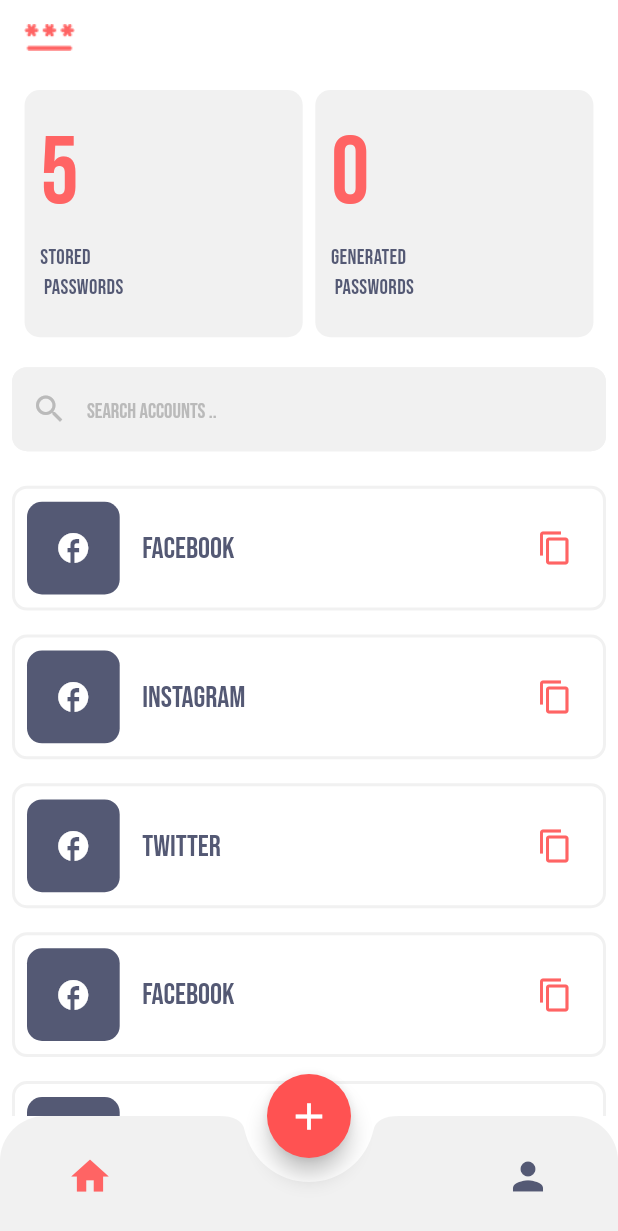
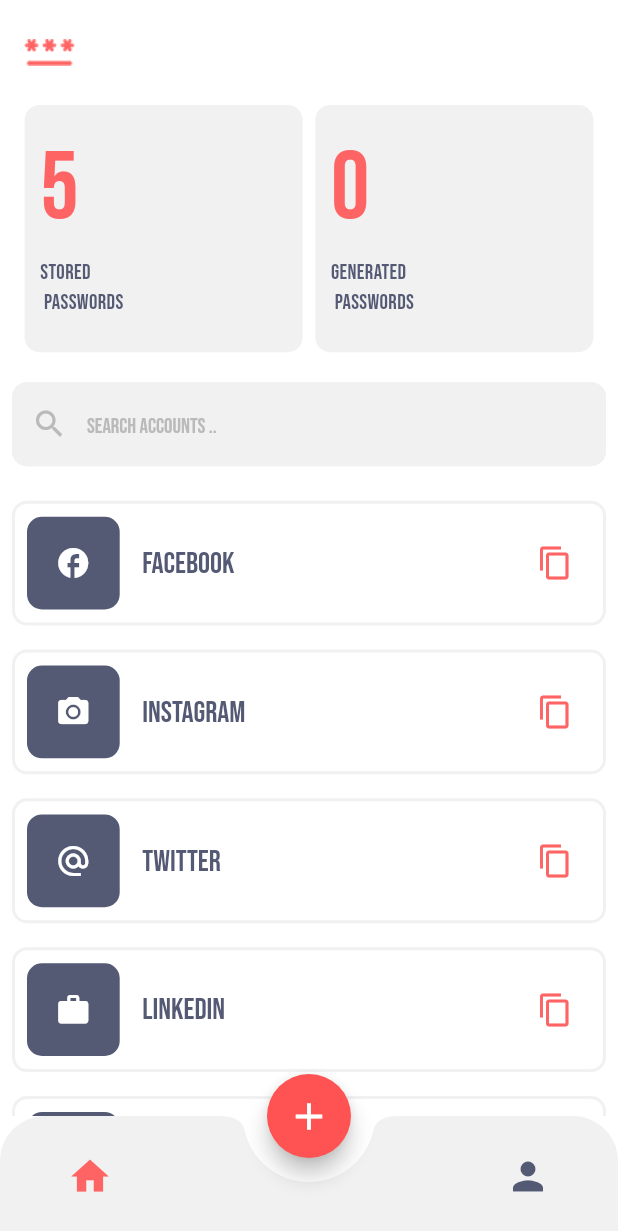
Before and after one commit to fatmakhadidja/One-Pass, a Flutter app: the HomeScreen screen opened by its route, on a phone screen of 412 x 824 dp. Shown: the top 1231 px of the screen. Run offline on Flutter 3.47's test engine with Material 3 defaults, Android fonts, the phone set to English and light mode, and no system bars; our stand-ins replace loading_indicator, shared_preferences, sqflite; accounts and stored records are empty.

Commit message:
Fixed navigation between profile page and home page

```diff
--- a/passwords_manager/lib/screens/homescreen.dart
+++ b/passwords_manager/lib/screens/homescreen.dart
@@ -2,6 +2,7 @@
 import 'package:passwords_manager/theme/theme_constants.dart';
 import '../core/utils.dart';
 import 'package:passwords_manager/main.dart';
+import 'package:passwords_manager/screens/profile.dart';
 
 class HomeScreen extends StatefulWidget {
   const HomeScreen({super.key});
@@ -13,19 +14,18 @@
 class _HomeScreenState extends State<HomeScreen> {
   int _selectedindex = 0;
   final TextEditingController _searchController = TextEditingController();
-
-  List<Map<String, dynamic>> filteredAccounts = [];
+  final FocusNode _focusNode = FocusNode();
+  Color borderColor = const Color(0xffF1F1F1);
 
   List<Map<String, dynamic>> accounts = [
     {'icon': Icons.facebook, 'account': 'Facebook'},
-    {'icon': Icons.facebook, 'account': 'Instagram'},
-    {'icon': Icons.facebook, 'account': 'Twitter'},
-    {'icon': Icons.facebook, 'account': 'Facebook'},
-    {'icon': Icons.facebook, 'account': 'Facebook'},
-    {'icon': Icons.facebook, 'account': 'Facebook'},
+    {'icon': Icons.camera_alt, 'account': 'Instagram'},
+    {'icon': Icons.alternate_email, 'account': 'Twitter'},
+    {'icon': Icons.work, 'account': 'LinkedIn'},
+    {'icon': Icons.mail, 'account': 'Gmail'},
   ];
-  final FocusNode _focusNode = FocusNode();
-  Color borderColor = Color(0xffF1F1F1);
+
+  List<Map<String, dynamic>> filteredAccounts = [];
 
   @override
   void initState() {
@@ -33,22 +33,24 @@
     filteredAccounts = List.from(accounts);
 
     _searchController.addListener(() {
+      final query = _searchController.text.toLowerCase();
       setState(() {
         filteredAccounts =
             accounts
                 .where(
-                  (account) => account['account'].toLowerCase().startsWith(
-                    _searchController.text.toLowerCase(),
-                  ),
+                  (account) => account['account']
+                      .toString()
+                      .toLowerCase()
+                      .startsWith(query),
                 )
                 .toList();
       });
     });
 
-    // Listen for focus changes
     _focusNode.addListener(() {
       setState(() {
-        borderColor = _focusNode.hasFocus ? primaryColor : Color(0xffF1F1F1);
+        borderColor =
+            _focusNode.hasFocus ? primaryColor : const Color(0xffF1F1F1);
       });
     });
   }
@@ -60,18 +62,34 @@
     super.dispose();
   }
 
+  IconButton _buildBottomNavIcon(IconData icon, int index) {
+    return IconButton(
+      onPressed: () => setState(() => _selectedindex = index),
+      icon: Icon(
+        icon,
+        color:
+            _selectedindex == index
+                ? primaryColor
+                : Theme.of(context).secondaryHeaderColor,
+        size: 30,
+      ),
+    );
+  }
+
   @override
   Widget build(BuildContext context) {
     return Scaffold(
       resizeToAvoidBottomInset: false,
       backgroundColor: Theme.of(context).scaffoldBackgroundColor,
-      body: SafeArea(
+      body:
+          _selectedindex == 0
+              ? SafeArea(
                 child: Padding(
-          padding: const EdgeInsets.fromLTRB(8, 0, 8, 0),
+                  padding: const EdgeInsets.symmetric(horizontal: 8.0),
                   child: Column(
                     children: [
+                      const SizedBox(height: 10),
                       Row(
-                mainAxisAlignment: MainAxisAlignment.start,
                         children: [
                           SizedBox(
                             width: 50,
@@ -83,29 +101,33 @@
                           ),
                         ],
                       ),
-              SizedBox(height: 10),
+                      const SizedBox(height: 10),
                       Row(
                         mainAxisAlignment: MainAxisAlignment.spaceEvenly,
-                children: [
-                  PasswordContainer(number: 5, text: 'Stored \n passwords'),
-                  PasswordContainer(number: 0, text: 'Generated\n passwords'),
+                        children: const [
+                          PasswordContainer(
+                            number: 5,
+                            text: 'Stored \n passwords',
+                          ),
+                          PasswordContainer(
+                            number: 0,
+                            text: 'Generated\n passwords',
+                          ),
                         ],
                       ),
-              SizedBox(height: 20),
+                      const SizedBox(height: 20),
                       HomeSearchBar(
                         focusNode: _focusNode,
                         borderColor: borderColor,
                         searchController: _searchController,
                       ),
-              SizedBox(height: 15),
+                      const SizedBox(height: 15),
                       Expanded(
-                child: SingleChildScrollView(
-                  child: Column(
-                    children:
+                        child:
                             filteredAccounts.isEmpty
-                            ? [
-                              Padding(
-                                padding: const EdgeInsets.all(20.0),
+                                ? const Center(
+                                  child: Padding(
+                                    padding: EdgeInsets.all(20.0),
                                     child: Text(
                                       "No accounts found",
                                       style: TextStyle(
@@ -114,84 +136,56 @@
                                       ),
                                     ),
                                   ),
-                            ]
-                            : filteredAccounts.map((account) {
+                                )
+                                : ListView.builder(
+                                  itemCount: filteredAccounts.length,
+                                  itemBuilder: (context, index) {
+                                    final account = filteredAccounts[index];
                                     return Padding(
-                                padding: const EdgeInsets.fromLTRB(0, 8, 0, 8),
+                                      padding: const EdgeInsets.symmetric(
+                                        vertical: 8.0,
+                                      ),
                                       child: AccountContainer(
                                         icon: account['icon']!,
                                         account: account['account']!,
                                       ),
                                     );
-                            }).toList(),
-                  ),
+                                  },
                                 ),
                       ),
                     ],
                   ),
                 ),
-      ),
+              )
+              : const Profile(),
       bottomNavigationBar: ClipRRect(
-        borderRadius: BorderRadius.vertical(
-          top: Radius.circular(30), // Adjust the radius as needed
-        ),
+        borderRadius: const BorderRadius.vertical(top: Radius.circular(30)),
         child: BottomAppBar(
-          shape: CircularNotchedRectangle(),
+          shape: const CircularNotchedRectangle(),
           notchMargin: 8.0,
           elevation: 5,
-          color: Theme.of(context).primaryColor, // Light grey background
-
+          color: Theme.of(context).primaryColor,
           child: Padding(
-            padding: const EdgeInsets.fromLTRB(20, 0, 20, 0),
+            padding: const EdgeInsets.symmetric(horizontal: 20.0),
             child: Row(
               mainAxisAlignment: MainAxisAlignment.spaceBetween,
               children: [
-                IconButton(
-                  onPressed: () {
-                    setState(() {
-                      _selectedindex = 0;
-                    });
-                  },
-                  icon: Icon(
-                    Icons.home,
-                    color:
-                        _selectedindex == 0
-                            ? primaryColor
-                            : Theme.of(context).secondaryHeaderColor,
-                    size: 30,
-                  ),
-                ),
-                IconButton(
-                  onPressed: () {
-                    setState(() {
-                      _selectedindex = 1;
-                    });
-                  },
-                  icon: Icon(
-                    Icons.person,
-                    color:
-                        _selectedindex == 1
-                            ? primaryColor
-                            : Theme.of(context).secondaryHeaderColor,
-                    size: 30,
-                  ),
-                ),
+                _buildBottomNavIcon(Icons.home, 0),
+                _buildBottomNavIcon(Icons.person, 1),
               ],
             ),
           ),
         ),
       ),
-
       floatingActionButton: Padding(
         padding: const EdgeInsets.all(8.0),
-
         child: FloatingActionButton(
-          shape: CircleBorder(),
+          shape: const CircleBorder(),
           onPressed: () {
             Navigator.pushNamed(context, '/addnew');
           },
-          backgroundColor: Colors.redAccent, // Red color
-          child: Icon(Icons.add, size: 30, color: Colors.white),
+          backgroundColor: Colors.redAccent,
+          child: const Icon(Icons.add, size: 30, color: Colors.white),
         ),
       ),
       floatingActionButtonLocation: FloatingActionButtonLocation.centerDocked,
```
Lines whose indentation alone changed are shown as unchanged.
